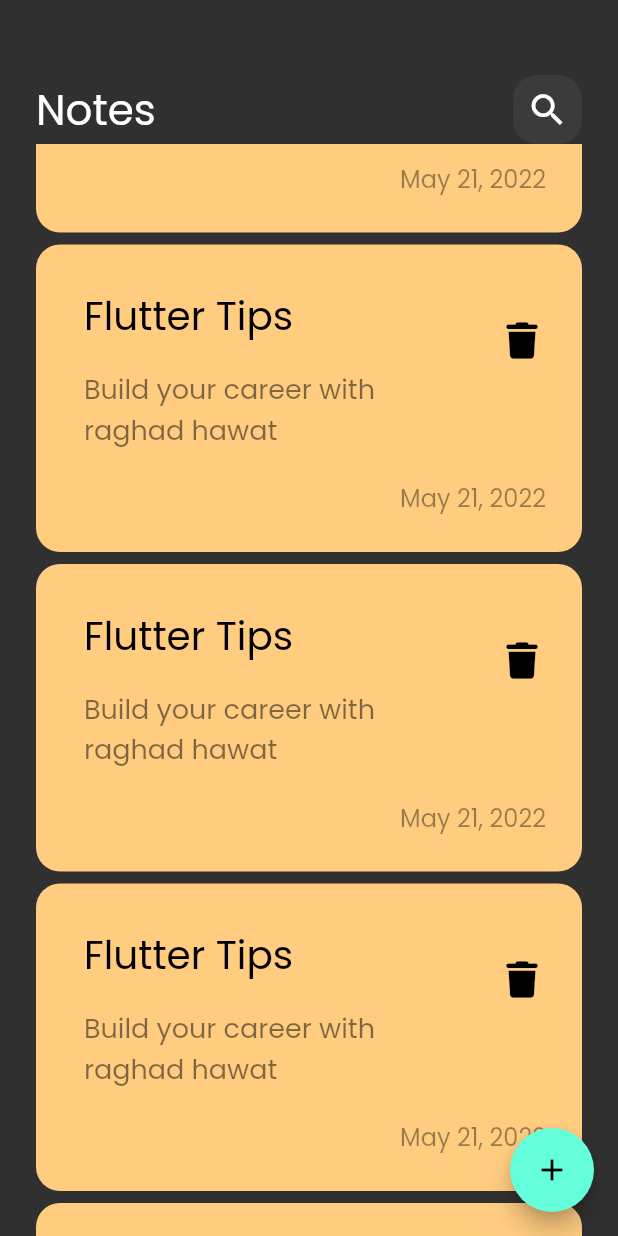
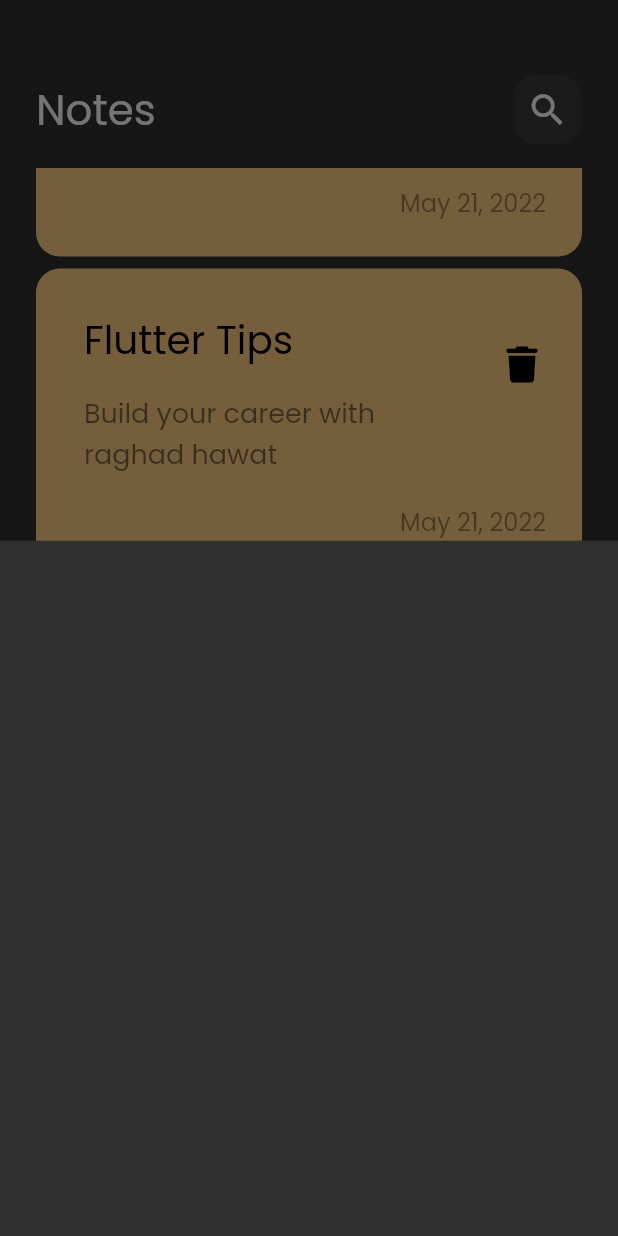
Before and after one commit to raghadhawat/notes_app, a Flutter app: the screen it shows after launch, scrolled down 576 dp, after a tap on the "add" icon, on a phone screen of 412 x 824 dp. Run offline on Flutter 3.47's test engine with Material 2 defaults, Android fonts, the phone set to English and light mode, and no system bars; our stand-ins replace font_awesome_flutter.

Commit message:
show model buttom sheet

```diff
--- a/lib/views/notes_view.dart
+++ b/lib/views/notes_view.dart
@@ -1,4 +1,5 @@
 import 'package:flutter/material.dart';
+import 'package:notes_app/views/widgets/add_note_buttom_sheet.dart';
 import 'package:notes_app/views/widgets/notes_view_body.dart';
 
 class NotesView extends StatelessWidget {
@@ -8,7 +9,13 @@ class NotesView extends StatelessWidget {
   Widget build(BuildContext context) {
     return Scaffold(
       floatingActionButton: FloatingActionButton(
-        onPressed: () {},
+        onPressed: () {
+          showModalBottomSheet(
+              context: context,
+              builder: (context) {
+                return const AddNoteButtomSheet();
+              });
+        },
         child: const Icon(
           Icons.add,
         ),
--- /dev/null
+++ b/lib/views/widgets/add_note_buttom_sheet.dart
@@ -0,0 +1,10 @@
+import 'package:flutter/material.dart';
+
+class AddNoteButtomSheet extends StatelessWidget {
+  const AddNoteButtomSheet({super.key});
+
+  @override
+  Widget build(BuildContext context) {
+    return Container();
+  }
+}
--- a/lib/views/widgets/notes_list_view.dart
+++ b/lib/views/widgets/notes_list_view.dart
@@ -5,7 +5,12 @@ class NotesListView extends StatelessWidget {
   const NotesListView({super.key});
   @override
   Widget build(BuildContext context) {
-    return ListView.builder(
+    return Padding(
+      padding: const EdgeInsets.symmetric(
+        vertical: 16,
+      ),
+      child: ListView.builder(
+        padding: EdgeInsets.zero,
         itemBuilder: (context, index) {
           return const Padding(
             padding: EdgeInsets.symmetric(
@@ -14,6 +19,7 @@ class NotesListView extends StatelessWidget {
             child: NotesItem(),
           );
         },
+      ),
     );
   }
 }
```
Lines whose indentation alone changed are shown as unchanged.
